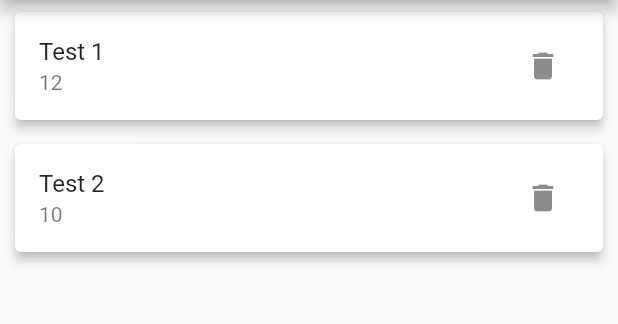
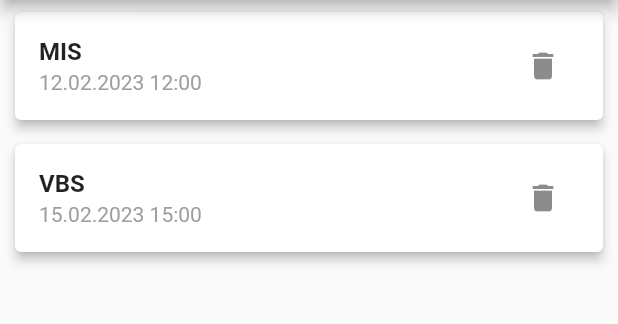
Before and after one commit to AnaGeorgieska/mis-lab, a Flutter app: the screen it shows after launch, on a phone screen of 412 x 824 dp, the part 84-408 px from its top. Run offline on Flutter 3.47's test engine with Material 2 defaults, Android fonts, the phone set to English and light mode, and no system bars; our stand-ins replace nanoid.

Commit message:
Added TextStyles

```diff
--- a/lab3/lib/Widgets/nov_element.dart
+++ b/lab3/lib/Widgets/nov_element.dart
@@ -42,7 +42,7 @@ class _NovElementState extends State<NovElement> {
         children: [
           TextField(
             controller: _naslovController,
-            decoration: InputDecoration(labelText: "Subject"),
+            decoration: InputDecoration(labelText: "Subject",),
             onSubmitted: (_) => _submitData(),
           ),
           TextField(
--- a/lab3/lib/main.dart
+++ b/lab3/lib/main.dart
@@ -34,8 +34,8 @@ class MyHomePage extends StatefulWidget {
 class _MyHomePageState extends State<MyHomePage> {
 
   List<ListItem> _userItems = [
-        ListItem(id: "T1", subject: "Test 1", date: "12"),
-    ListItem(id: "T2", subject: "Test 2", date: "10"),
+        ListItem(id: "T1", subject: "MIS", date: "12.02.2023 12:00"),
+        ListItem(id: "T2", subject: "VBS", date: "15.02.2023 15:00"),
   ];
 
   void _addItemFunction(BuildContext ct) {
@@ -78,8 +78,8 @@ class _MyHomePageState extends State<MyHomePage> {
               margin: const EdgeInsets.symmetric(
                 vertical: 8,
                 horizontal: 10),
-                child: ListTile(title:Text(_userItems[index].subject),
-                subtitle:             Text(_userItems[index].date),
+                child: ListTile(title:Text(_userItems[index].subject, style: TextStyle(fontWeight: FontWeight.bold),),
+                subtitle:             Text(_userItems[index].date, style: TextStyle(color: Colors.grey.withOpacity(1.0)),),
                 trailing: IconButton(
                   icon: Icon(Icons.delete),
                   onPressed: () {
```
